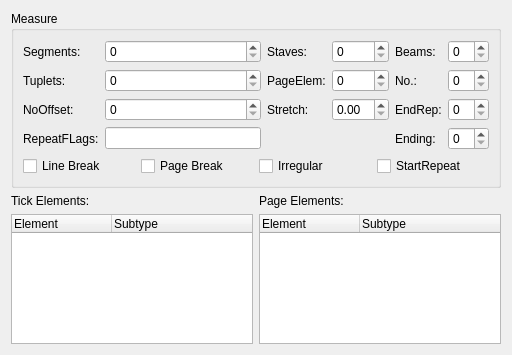
The window that mscore/mscore/measure.ui (musescore/musescore-old) describes before a commit, drawn with Qt 5.
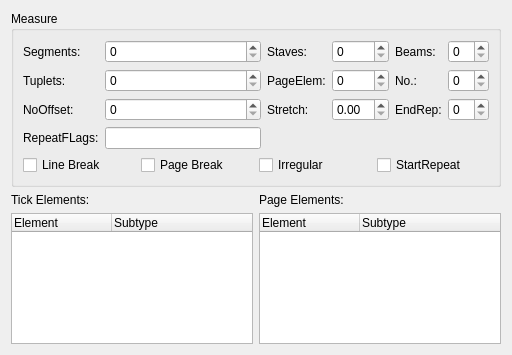
The same window after the commit.

Diff of the .ui file:
```diff
--- a/mscore/mscore/measure.ui
+++ b/mscore/mscore/measure.ui
@@ -87,16 +87,6 @@
         </item>
        </layout>
       </item>
-      <item row="3" column="4" >
-       <widget class="QLabel" name="label_10" >
-        <property name="text" >
-         <string>Ending:</string>
-        </property>
-       </widget>
-      </item>
-      <item row="3" column="5" >
-       <widget class="QSpinBox" name="ending" />
-      </item>
       <item row="1" column="5" >
        <widget class="QSpinBox" name="measureNo" />
       </item>
```
